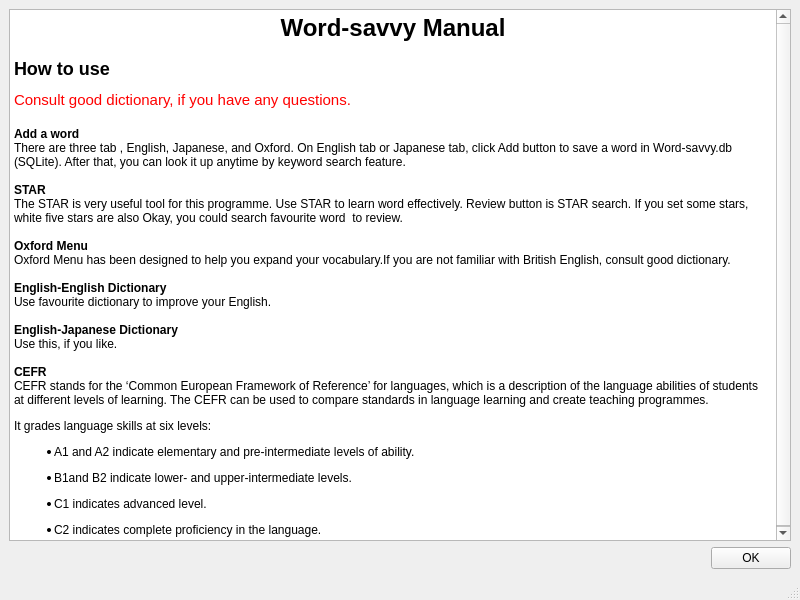
The window that manual.ui (m-fujimoto/Word-savvy) describes before a commit, drawn with Qt 5.
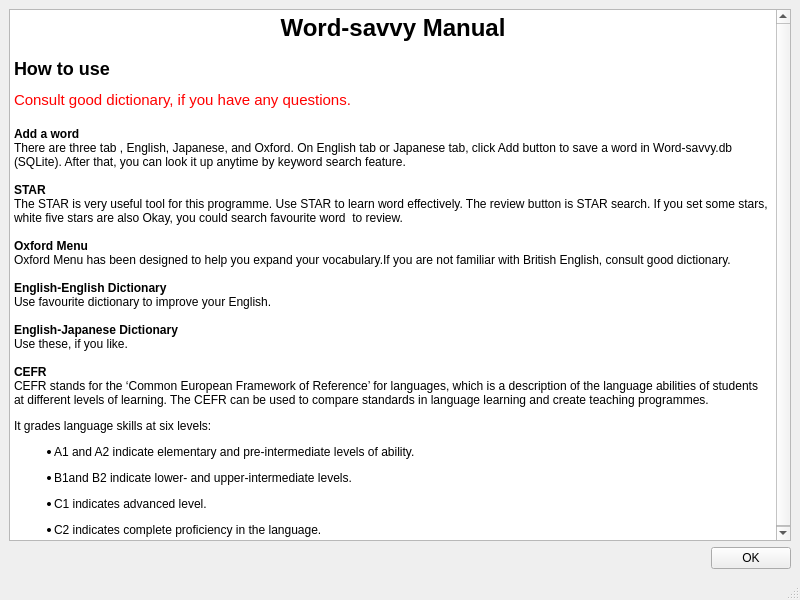
The same window after the commit.

What changed in the file:
```diff
--- a/manual.ui
+++ b/manual.ui
@@ -32,7 +32,7 @@
 &lt;p style=&quot; margin-top:0px; margin-bottom:0px; margin-left:0px; margin-right:0px; -qt-block-indent:0; text-indent:0px;&quot;&gt;&lt;span style=&quot; font-family:'Sans Serif';&quot;&gt;There are three tab , English, Japanese, and Oxford. On English tab or Japanese tab, click Add button to save a word in Word-savvy.db (SQLite). After that, you can look it up anytime by keyword search feature.&lt;/span&gt;&lt;/p&gt;
 &lt;p style=&quot;-qt-paragraph-type:empty; margin-top:0px; margin-bottom:0px; margin-left:0px; margin-right:0px; -qt-block-indent:0; text-indent:0px; font-family:'Sans Serif';&quot;&gt;&lt;br /&gt;&lt;/p&gt;
 &lt;p style=&quot; margin-top:0px; margin-bottom:0px; margin-left:0px; margin-right:0px; -qt-block-indent:0; text-indent:0px;&quot;&gt;&lt;span style=&quot; font-family:'Sans Serif'; font-weight:600;&quot;&gt;STAR&lt;/span&gt;&lt;/p&gt;
-&lt;p style=&quot; margin-top:0px; margin-bottom:0px; margin-left:0px; margin-right:0px; -qt-block-indent:0; text-indent:0px;&quot;&gt;&lt;span style=&quot; font-family:'Sans Serif';&quot;&gt;The STAR is very useful tool for this programme. Use STAR to learn word effectively. Review button is STAR search. If you set some stars, white five stars are also Okay, you could search favourite word  to review.&lt;/span&gt;&lt;/p&gt;
+&lt;p style=&quot; margin-top:0px; margin-bottom:0px; margin-left:0px; margin-right:0px; -qt-block-indent:0; text-indent:0px;&quot;&gt;&lt;span style=&quot; font-family:'Sans Serif';&quot;&gt;The STAR is very useful tool for this programme. Use STAR to learn word effectively. The review button is STAR search. If you set some stars, white five stars are also Okay, you could search favourite word  to review.&lt;/span&gt;&lt;/p&gt;
 &lt;p style=&quot;-qt-paragraph-type:empty; margin-top:0px; margin-bottom:0px; margin-left:0px; margin-right:0px; -qt-block-indent:0; text-indent:0px; font-family:'Sans Serif';&quot;&gt;&lt;br /&gt;&lt;/p&gt;
 &lt;p style=&quot; margin-top:0px; margin-bottom:0px; margin-left:0px; margin-right:0px; -qt-block-indent:0; text-indent:0px;&quot;&gt;&lt;span style=&quot; font-family:'Sans Serif'; font-weight:600;&quot;&gt;Oxford Menu&lt;/span&gt;&lt;/p&gt;
 &lt;p style=&quot; margin-top:0px; margin-bottom:0px; margin-left:0px; margin-right:0px; -qt-block-indent:0; text-indent:0px;&quot;&gt;&lt;span style=&quot; font-family:'Sans Serif';&quot;&gt;Oxford Menu has been designed to help you expand your vocabulary.If you are not familiar with British English, consult good dictionary.&lt;/span&gt;&lt;/p&gt;
@@ -41,7 +41,7 @@
 &lt;p style=&quot; margin-top:0px; margin-bottom:0px; margin-left:0px; margin-right:0px; -qt-block-indent:0; text-indent:0px;&quot;&gt;&lt;span style=&quot; font-family:'Sans Serif';&quot;&gt;Use favourite dictionary to improve your English.&lt;/span&gt;&lt;/p&gt;
 &lt;p style=&quot;-qt-paragraph-type:empty; margin-top:0px; margin-bottom:0px; margin-left:0px; margin-right:0px; -qt-block-indent:0; text-indent:0px; font-family:'Sans Serif';&quot;&gt;&lt;br /&gt;&lt;/p&gt;
 &lt;p style=&quot; margin-top:0px; margin-bottom:0px; margin-left:0px; margin-right:0px; -qt-block-indent:0; text-indent:0px;&quot;&gt;&lt;span style=&quot; font-family:'Sans Serif'; font-weight:600;&quot;&gt;English-Japanese Dictionary&lt;/span&gt;&lt;/p&gt;
-&lt;p style=&quot; margin-top:0px; margin-bottom:0px; margin-left:0px; margin-right:0px; -qt-block-indent:0; text-indent:0px;&quot;&gt;&lt;span style=&quot; font-family:'Sans Serif';&quot;&gt;Use this, if you like.&lt;/span&gt;&lt;/p&gt;
+&lt;p style=&quot; margin-top:0px; margin-bottom:0px; margin-left:0px; margin-right:0px; -qt-block-indent:0; text-indent:0px;&quot;&gt;&lt;span style=&quot; font-family:'Sans Serif';&quot;&gt;Use these, if you like.&lt;/span&gt;&lt;/p&gt;
 &lt;p style=&quot;-qt-paragraph-type:empty; margin-top:0px; margin-bottom:0px; margin-left:0px; margin-right:0px; -qt-block-indent:0; text-indent:0px; font-family:'Sans Serif';&quot;&gt;&lt;br /&gt;&lt;/p&gt;
 &lt;p style=&quot; margin-top:0px; margin-bottom:0px; margin-left:0px; margin-right:0px; -qt-block-indent:0; text-indent:0px;&quot;&gt;&lt;span style=&quot; font-family:'Sans Serif'; font-weight:600;&quot;&gt;CEFR&lt;/span&gt;&lt;/p&gt;
 &lt;p style=&quot; margin-top:0px; margin-bottom:0px; margin-left:0px; margin-right:0px; -qt-block-indent:0; text-indent:0px;&quot;&gt;&lt;span style=&quot; font-family:'Sans Serif';&quot;&gt;CEFR stands for the ‘Common European Framework of Reference’ for languages, which is a description of the language abilities of students at different levels of learning. The CEFR can be used to compare standards in language learning and create teaching programmes. &lt;/span&gt;&lt;/p&gt;
```
